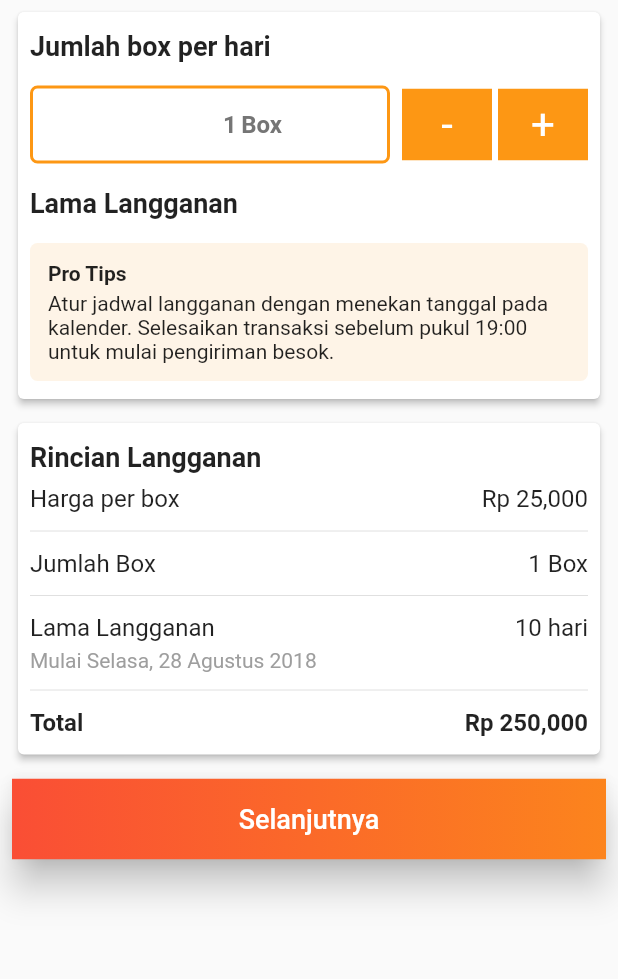
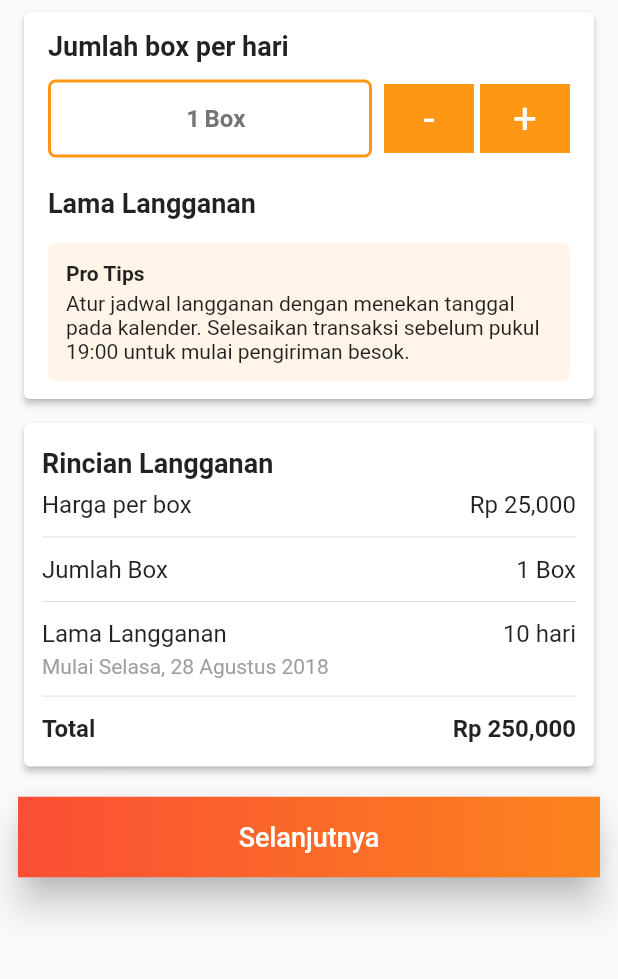
Before and after one commit to jprawira/flutter-langganan-makanan, a Flutter app: the screen it shows after launch, on a phone screen of 412 x 824 dp, the part 84-1063 px from its top. Run offline on Flutter 3.47's test engine with Material 2 defaults, Android fonts, the phone set to English and light mode, and no system bars.

Commit message:
Modify paddings

```diff
--- a/lib/main.dart
+++ b/lib/main.dart
@@ -44,12 +44,12 @@ class _MyHomePageState extends State<MyHomePage> {
 
   Widget orderCard() {
     return new Container(
-        padding: const EdgeInsets.symmetric(vertical: 4.0, horizontal: 8.0),
+        padding: const EdgeInsets.symmetric(vertical: 4.0, horizontal: 12.0),
         child: new Card(
           color: Colors.white,
           elevation: 2.0,
           child: Padding(
-            padding: const EdgeInsets.symmetric(vertical: 4.0, horizontal: 4.0),
+            padding: const EdgeInsets.symmetric(vertical: 4.0, horizontal: 12.0),
             child: orderCardElements(),
           ),
         ));
@@ -59,9 +59,9 @@ class _MyHomePageState extends State<MyHomePage> {
     return new Column(
         crossAxisAlignment: CrossAxisAlignment.start,
         children: <Widget>[
-          numberOfBox(),
+          numberOfBoxLabel(),
           Container(
-            padding: const EdgeInsets.symmetric(horizontal: 4.0, vertical: 8.0),
+            padding: const EdgeInsets.symmetric(horizontal: 4.0, vertical: 4.0),
             child: Row(children: <Widget>[
               Flexible(child: numberOfBoxField()),
               Padding(padding: EdgeInsets.symmetric(horizontal: 4.0)),
@@ -70,12 +70,13 @@ class _MyHomePageState extends State<MyHomePage> {
               numberOfBoxIncrementButton()
             ]),
           ),
-          subscribeLengthPicker(),
+          Divider(height: 8.0,color: Colors.transparent),
+          subscribeLengthPickerLabel(),
           proTips()
         ]);
   }
 
-  Widget numberOfBox() {
+  Widget numberOfBoxLabel() {
     return new Container(
         padding: const EdgeInsets.symmetric(horizontal: 4.0, vertical: 8.0),
         child: Column(
@@ -108,14 +109,14 @@ class _MyHomePageState extends State<MyHomePage> {
             )),
             Text('Box',
                 style: TextStyle(color: Colors.grey[600],fontWeight: FontWeight.bold, fontSize: 16.0)),
-            Padding(padding: EdgeInsets.only(right: 70.0))
+            Padding(padding: EdgeInsets.only(right: deviceSize.width/5.0))
           ],
         ));
   }
 
   Widget numberOfBoxDecrementButton() {
     return new Container(
-        constraints: BoxConstraints.expand(height: 48.0, width: 60.0),
+        constraints: BoxConstraints.expand(height: 46.0, width: 60.0),
         child: Material(
           elevation: 0.0,
           color: Colors.transparent,
@@ -141,7 +142,7 @@ class _MyHomePageState extends State<MyHomePage> {
 
   Widget numberOfBoxIncrementButton() {
     return new Container(
-        constraints: BoxConstraints.expand(height: 48.0, width: 60.0),
+        constraints: BoxConstraints.expand(height: 46.0, width: 60.0),
         child: Material(
           elevation: 0.0,
           color: Colors.transparent,
@@ -165,7 +166,7 @@ class _MyHomePageState extends State<MyHomePage> {
         ));
   }
 
-  Widget subscribeLengthPicker() {
+  Widget subscribeLengthPickerLabel() {
     return new Container(
         padding: const EdgeInsets.symmetric(horizontal: 4.0, vertical: 8.0),
         child: Column(
@@ -210,7 +211,7 @@ class _MyHomePageState extends State<MyHomePage> {
 
   Widget detailsCard() {
     return new Container(
-        padding: const EdgeInsets.symmetric(vertical: 4.0, horizontal: 8.0),
+        padding: const EdgeInsets.symmetric(vertical: 4.0, horizontal: 12.0),
         child: new Card(
           color: Colors.white,
           elevation: 2.0,
@@ -220,7 +221,7 @@ class _MyHomePageState extends State<MyHomePage> {
 
   Widget detailsText() {
     return new Container(
-      padding: const EdgeInsets.all(8.0),
+      padding: const EdgeInsets.all(12.0),
       child: Column(crossAxisAlignment: CrossAxisAlignment.start, children: <
           Widget>[
         Padding(
@@ -289,7 +290,7 @@ class _MyHomePageState extends State<MyHomePage> {
 
   Widget nextButton() {
     return new Container(
-        padding: const EdgeInsets.all(8.0),
+        padding: const EdgeInsets.all(12.0),
         child: Container(
             constraints: BoxConstraints.expand(height: 54.0),
             child: Material(
```
